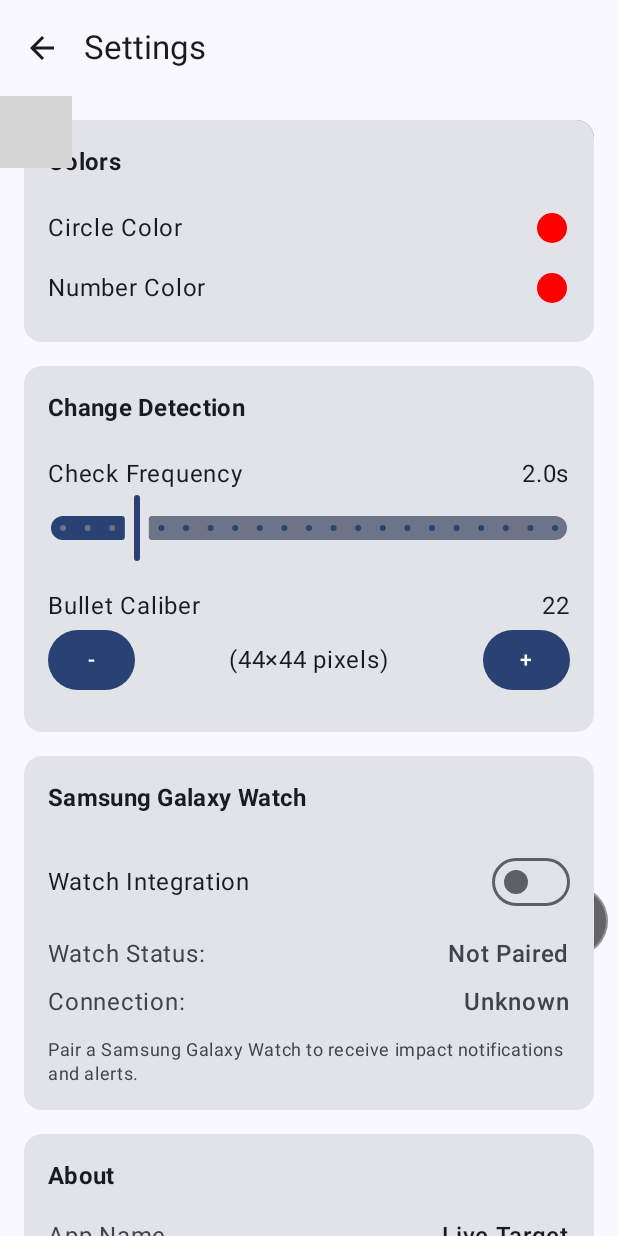
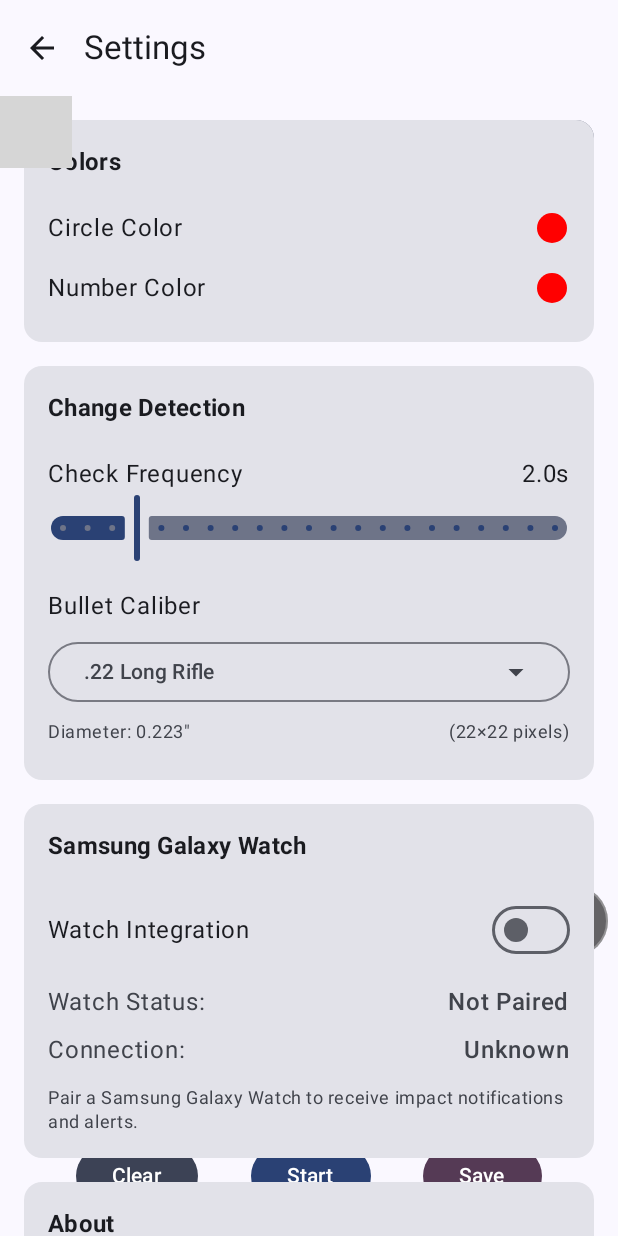
Before and after one commit to bceverly/Live-Target, an Android app built with Jetpack Compose: the screen it shows after launch (MainActivity), after a tap on "Settings", on a phone screen of 412 x 824 dp. Run offline under Robolectric (Android 15) with nearby library versions, the light colour scheme and no system bars; libraries missing offline, so code that uses them is left out: androidx.camera.core, androidx.camera.lifecycle, androidx.camera.view; 5 statements that could not run were skipped; grey boxes are pictures that could not be loaded.

Commit message:
Reworked how to select calibers

```diff
--- /dev/null
+++ b/android/app/src/main/java/com/bceassociates/livetarget/data/CaliberData.kt
@@ -0,0 +1,90 @@
+package com.bceassociates.livetarget.data
+
+data class Caliber(
+    val name: String,
+    val category: String,
+    val diameterInches: Double,
+    val common: Boolean
+) {
+    val pixelSize: Int
+        get() = (diameterInches * 100).toInt()
+}
+
+object CaliberData {
+    val calibers = listOf(
+        Caliber(".17 HMR", "Rimfire", 0.172, true),
+        Caliber(".17 Remington", "Centerfire Rifle", 0.172, false),
+        Caliber(".22 Short", "Rimfire", 0.223, true),
+        Caliber(".22 Long Rifle", "Rimfire", 0.223, true),
+        Caliber(".22 WMR", "Rimfire", 0.224, true),
+        Caliber(".22 Hornet", "Centerfire Rifle", 0.224, false),
+        Caliber(".223 Remington", "Centerfire Rifle", 0.224, true),
+        Caliber("5.56×45mm NATO", "Centerfire Rifle", 0.224, true),
+        Caliber(".243 Winchester", "Centerfire Rifle", 0.243, true),
+        Caliber("6mm Remington", "Centerfire Rifle", 0.243, false),
+        Caliber("6.5 Carcano", "Centerfire Rifle", 0.268, false),
+        Caliber("6.5×55mm Swedish", "Centerfire Rifle", 0.264, false),
+        Caliber("6.5 Creedmoor", "Centerfire Rifle", 0.264, true),
+        Caliber("6.5 Grendel", "Centerfire Rifle", 0.264, false),
+        Caliber(".270 Winchester", "Centerfire Rifle", 0.277, true),
+        Caliber("7mm Remington Magnum", "Centerfire Rifle", 0.284, true),
+        Caliber("7mm-08 Remington", "Centerfire Rifle", 0.284, false),
+        Caliber("7×57mm Mauser", "Centerfire Rifle", 0.284, false),
+        Caliber(".30 Carbine", "Centerfire Rifle", 0.308, false),
+        Caliber(".30-30 Winchester", "Centerfire Rifle", 0.308, true),
+        Caliber(".308 Winchester", "Centerfire Rifle", 0.308, true),
+        Caliber("7.62×51mm NATO", "Centerfire Rifle", 0.308, true),
+        Caliber(".30-06 Springfield", "Centerfire Rifle", 0.308, true),
+        Caliber("7.62×39mm", "Centerfire Rifle", 0.311, true),
+        Caliber("7.62×54mmR", "Centerfire Rifle", 0.311, false),
+        Caliber(".300 Winchester Magnum", "Centerfire Rifle", 0.308, true),
+        Caliber(".300 Blackout", "Centerfire Rifle", 0.308, true),
+        Caliber("8mm Mauser", "Centerfire Rifle", 0.323, false),
+        Caliber(".338 Lapua Magnum", "Centerfire Rifle", 0.338, false),
+        Caliber(".25 ACP", "Centerfire Pistol", 0.251, false),
+        Caliber(".32 ACP", "Centerfire Pistol", 0.312, false),
+        Caliber(".380 ACP", "Centerfire Pistol", 0.355, true),
+        Caliber("9mm Luger", "Centerfire Pistol", 0.355, true),
+        Caliber("9×18mm Makarov", "Centerfire Pistol", 0.365, false),
+        Caliber(".38 Special", "Centerfire Pistol", 0.357, true),
+        Caliber(".357 Magnum", "Centerfire Pistol", 0.357, true),
+        Caliber(".40 S&W", "Centerfire Pistol", 0.400, true),
+        Caliber("10mm Auto", "Centerfire Pistol", 0.400, false),
+        Caliber(".44 Special", "Centerfire Pistol", 0.429, false),
+        Caliber(".44 Magnum", "Centerfire Pistol", 0.429, true),
+        Caliber(".45 ACP", "Centerfire Pistol", 0.452, true),
+        Caliber(".45 Colt", "Centerfire Pistol", 0.452, false),
+        Caliber(".50 AE", "Centerfire Pistol", 0.500, false),
+        Caliber(".410 Bore", "Shotgun", 0.410, false),
+        Caliber("20 Gauge", "Shotgun", 0.615, false),
+        Caliber("16 Gauge", "Shotgun", 0.670, false),
+        Caliber("12 Gauge", "Shotgun", 0.729, false),
+        Caliber("10 Gauge", "Shotgun", 0.775, false)
+    )
+
+    val commonCalibers: List<Caliber>
+        get() = calibers.filter { it.common }.sortedBy { it.name }
+
+    val allCalibers: List<Caliber>
+        get() = calibers.sortedBy { it.name }
+
+    val pistolCalibers: List<Caliber>
+        get() = calibers.filter { it.category == "Centerfire Pistol" }.sortedBy { it.name }
+
+    val rifleCalibers: List<Caliber>
+        get() = calibers.filter { it.category.contains("Rifle") }.sortedBy { it.name }
+
+    val rimfireCalibers: List<Caliber>
+        get() = calibers.filter { it.category == "Rimfire" }.sortedBy { it.name }
+
+    val shotgunCalibers: List<Caliber>
+        get() = calibers.filter { it.category == "Shotgun" }.sortedBy { it.name }
+
+    fun findCaliberByName(name: String): Caliber? {
+        return calibers.find { it.name == name }
+    }
+
+    fun findCaliberByDiameter(diameter: Double): Caliber? {
+        return calibers.find { kotlin.math.abs(it.diameterInches - diameter) < 0.001 }
+    }
+}
--- a/android/app/src/main/java/com/bceassociates/livetarget/data/preferences/SettingsDataStore.kt
+++ b/android/app/src/main/java/com/bceassociates/livetarget/data/preferences/SettingsDataStore.kt
@@ -27,7 +27,7 @@
         private val CIRCLE_COLOR_KEY = stringPreferencesKey("circle_color")
         private val NUMBER_COLOR_KEY = stringPreferencesKey("number_color")
         private val CHECK_INTERVAL_KEY = doublePreferencesKey("check_interval")
-        private val BULLET_CALIBER_KEY = intPreferencesKey("bullet_caliber")
+        private val SELECTED_CALIBER_NAME_KEY = stringPreferencesKey("selected_caliber_name")
         private val ZOOM_FACTOR_KEY = doublePreferencesKey("zoom_factor")
         private val WATCH_INTEGRATION_ENABLED_KEY = booleanPreferencesKey("watch_integration_enabled")
     }
@@ -47,9 +47,9 @@
             preferences[CHECK_INTERVAL_KEY] ?: 2.0
         }
 
-    val bulletCaliber: Flow<Int> =
+    val selectedCaliberName: Flow<String> =
         context.dataStore.data.map { preferences ->
-            preferences[BULLET_CALIBER_KEY] ?: 22
+            preferences[SELECTED_CALIBER_NAME_KEY] ?: ".22 Long Rifle"
         }
 
     val zoomFactor: Flow<Double> =
@@ -80,9 +80,9 @@
         }
     }
 
-    suspend fun setBulletCaliber(caliber: Int) {
+    suspend fun setSelectedCaliberName(caliberName: String) {
         context.dataStore.edit { settings ->
-            settings[BULLET_CALIBER_KEY] = caliber
+            settings[SELECTED_CALIBER_NAME_KEY] = caliberName
         }
     }
 
--- a/android/app/src/main/java/com/bceassociates/livetarget/ui/screen/SettingsScreen.kt
+++ b/android/app/src/main/java/com/bceassociates/livetarget/ui/screen/SettingsScreen.kt
@@ -21,13 +21,17 @@
 import androidx.compose.foundation.verticalScroll
 import androidx.compose.material.icons.Icons
 import androidx.compose.material.icons.filled.ArrowBack
+import androidx.compose.material.icons.filled.ArrowDropDown
 import androidx.compose.material3.Button
 import androidx.compose.material3.Card
 import androidx.compose.material3.CardDefaults
+import androidx.compose.material3.DropdownMenu
+import androidx.compose.material3.DropdownMenuItem
 import androidx.compose.material3.ExperimentalMaterial3Api
 import androidx.compose.material3.Icon
 import androidx.compose.material3.IconButton
 import androidx.compose.material3.MaterialTheme
+import androidx.compose.material3.OutlinedButton
 import androidx.compose.material3.Slider
 import androidx.compose.material3.Switch
 import androidx.compose.material3.Text
@@ -35,6 +39,9 @@
 import androidx.compose.runtime.Composable
 import androidx.compose.runtime.collectAsState
 import androidx.compose.runtime.getValue
+import androidx.compose.runtime.mutableStateOf
+import androidx.compose.runtime.remember
+import androidx.compose.runtime.setValue
 import androidx.compose.ui.Alignment
 import androidx.compose.ui.Modifier
 import androidx.compose.ui.graphics.Color
@@ -45,6 +52,7 @@
 import androidx.compose.ui.unit.dp
 import androidx.lifecycle.viewmodel.compose.viewModel
 import com.bceassociates.livetarget.R
+import com.bceassociates.livetarget.data.CaliberData
 import com.bceassociates.livetarget.ui.theme.LiveTargetTheme
 import com.bceassociates.livetarget.viewmodel.MainViewModel
 import java.text.SimpleDateFormat
@@ -171,33 +179,119 @@
                     Column(
                         modifier = Modifier.padding(vertical = 8.dp),
                     ) {
+                        Text(
+                            text = stringResource(R.string.bullet_caliber),
+                            modifier = Modifier.padding(bottom = 8.dp)
+                        )
+
+                        var expanded by remember { mutableStateOf(false) }
+                        val selectedCaliber = uiState.selectedCaliber
+
+                        Box {
+                            OutlinedButton(
+                                onClick = { expanded = true },
+                                modifier = Modifier.fillMaxWidth()
+                            ) {
                                 Row(
                                     modifier = Modifier.fillMaxWidth(),
                                     horizontalArrangement = Arrangement.SpaceBetween,
+                                    verticalAlignment = Alignment.CenterVertically
                                 ) {
-                            Text(stringResource(R.string.bullet_caliber))
-                            Text("${uiState.bulletCaliber}")
+                                    Text(
+                                        text = selectedCaliber?.name ?: ".22 Long Rifle",
+                                        modifier = Modifier.weight(1f)
+                                    )
+                                    Icon(
+                                        Icons.Default.ArrowDropDown,
+                                        contentDescription = "Dropdown"
+                                    )
+                                }
                             }
 
-                        Row(
-                            modifier = Modifier.fillMaxWidth(),
-                            horizontalArrangement = Arrangement.SpaceBetween,
-                            verticalAlignment = Alignment.CenterVertically,
+                            DropdownMenu(
+                                expanded = expanded,
+                                onDismissRequest = { expanded = false }
                             ) {
-                            Button(
-                                onClick = { viewModel.setBulletCaliber((uiState.bulletCaliber - 1).coerceAtLeast(17)) },
-                                enabled = uiState.bulletCaliber > 17,
-                            ) {
-                                Text("-")
+                                Text(
+                                    text = "Common Calibers",
+                                    style = MaterialTheme.typography.labelMedium,
+                                    modifier = Modifier.padding(horizontal = 16.dp, vertical = 8.dp)
+                                )
+                                CaliberData.commonCalibers.forEach { caliber ->
+                                    DropdownMenuItem(
+                                        text = { Text(caliber.name) },
+                                        onClick = {
+                                            viewModel.setSelectedCaliberName(caliber.name)
+                                            expanded = false
+                                        }
+                                    )
                                 }
 
-                            Text("(${uiState.bulletCaliber * 2}×${uiState.bulletCaliber * 2} pixels)")
+                                Text(
+                                    text = "Rimfire",
+                                    style = MaterialTheme.typography.labelMedium,
+                                    modifier = Modifier.padding(horizontal = 16.dp, vertical = 8.dp)
+                                )
+                                CaliberData.rimfireCalibers.forEach { caliber ->
+                                    DropdownMenuItem(
+                                        text = { Text(caliber.name) },
+                                        onClick = {
+                                            viewModel.setSelectedCaliberName(caliber.name)
+                                            expanded = false
+                                        }
+                                    )
+                                }
 
-                            Button(
-                                onClick = { viewModel.setBulletCaliber((uiState.bulletCaliber + 1).coerceAtMost(70)) },
-                                enabled = uiState.bulletCaliber < 70,
+                                Text(
+                                    text = "Pistol Calibers",
+                                    style = MaterialTheme.typography.labelMedium,
+                                    modifier = Modifier.padding(horizontal = 16.dp, vertical = 8.dp)
+                                )
+                                CaliberData.pistolCalibers.forEach { caliber ->
+                                    DropdownMenuItem(
+                                        text = { Text(caliber.name) },
+                                        onClick = {
+                                            viewModel.setSelectedCaliberName(caliber.name)
+                                            expanded = false
+                                        }
+                                    )
+                                }
+
+                                Text(
+                                    text = "Rifle Calibers",
+                                    style = MaterialTheme.typography.labelMedium,
+                                    modifier = Modifier.padding(horizontal = 16.dp, vertical = 8.dp)
+                                )
+                                CaliberData.rifleCalibers.forEach { caliber ->
+                                    DropdownMenuItem(
+                                        text = { Text(caliber.name) },
+                                        onClick = {
+                                            viewModel.setSelectedCaliberName(caliber.name)
+                                            expanded = false
+                                        }
+                                    )
+                                }
+                            }
+                        }
+
+                        // Show caliber details
+                        if (selectedCaliber != null) {
+                            Row(
+                                modifier = Modifier
+                                    .fillMaxWidth()
+                                    .padding(top = 8.dp),
+                                horizontalArrangement = Arrangement.SpaceBetween
                             ) {
-                                Text("+")
+                                Text(
+                                    text = "Diameter: ${String.format("%.3f", selectedCaliber.diameterInches)}\"",
+                                    style = MaterialTheme.typography.bodySmall,
+                                    color = MaterialTheme.colorScheme.onSurfaceVariant
+                                )
+                                Text(
+                                    text = "(${selectedCaliber.pixelSize}×${selectedCaliber.pixelSize} pixels)",
+                                    style = MaterialTheme.typography.bodySmall,
+                                    color = MaterialTheme.colorScheme.onSurfaceVariant
+                                )
                             }
                         }
                     }
--- a/android/app/src/main/java/com/bceassociates/livetarget/viewmodel/MainViewModel.kt
+++ b/android/app/src/main/java/com/bceassociates/livetarget/viewmodel/MainViewModel.kt
@@ -19,6 +19,7 @@
 import android.util.Log
 import androidx.lifecycle.AndroidViewModel
 import androidx.lifecycle.viewModelScope
+import com.bceassociates.livetarget.data.CaliberData
 import com.bceassociates.livetarget.data.model.ChangePoint
 import com.bceassociates.livetarget.data.preferences.SettingsDataStore
 import com.bceassociates.livetarget.detection.ChangeDetector
@@ -40,12 +41,15 @@
     val circleColor: String = "FF0000",
     val numberColor: String = "FF0000",
     val checkInterval: Double = 2.0,
-    val bulletCaliber: Int = 22,
+    val selectedCaliberName: String = ".22 Long Rifle",
     val zoomFactor: Double = 1.0,
     val watchIntegrationEnabled: Boolean = false,
     val watchConnectionStatus: WatchConnectionStatus = WatchConnectionStatus.UNKNOWN,
     val isWatchPaired: Boolean = false,
-)
+) {
+    val selectedCaliber: com.bceassociates.livetarget.data.Caliber?
+        get() = CaliberData.findCaliberByName(selectedCaliberName)
+}
 
 class MainViewModel(application: Application) : AndroidViewModel(application) {
 
@@ -84,9 +88,12 @@
         }
 
         viewModelScope.launch {
-            settingsDataStore.bulletCaliber.collect { caliber ->
-                _uiState.value = _uiState.value.copy(bulletCaliber = caliber)
-                changeDetector.setMinChangeSize(caliber * 2)
+            settingsDataStore.selectedCaliberName.collect { caliberName ->
+                _uiState.value = _uiState.value.copy(selectedCaliberName = caliberName)
+                val caliber = CaliberData.findCaliberByName(caliberName)
+                if (caliber != null) {
+                    changeDetector.setMinChangeSize(caliber.pixelSize)
+                }
             }
         }
 
@@ -269,9 +276,9 @@
         }
     }
 
-    fun setBulletCaliber(caliber: Int) {
+    fun setSelectedCaliberName(caliberName: String) {
         viewModelScope.launch {
-            settingsDataStore.setBulletCaliber(caliber)
+            settingsDataStore.setSelectedCaliberName(caliberName)
         }
     }
 
```
Also changed, not shown: 5 other files. Lines whose indentation alone changed are shown as unchanged.
